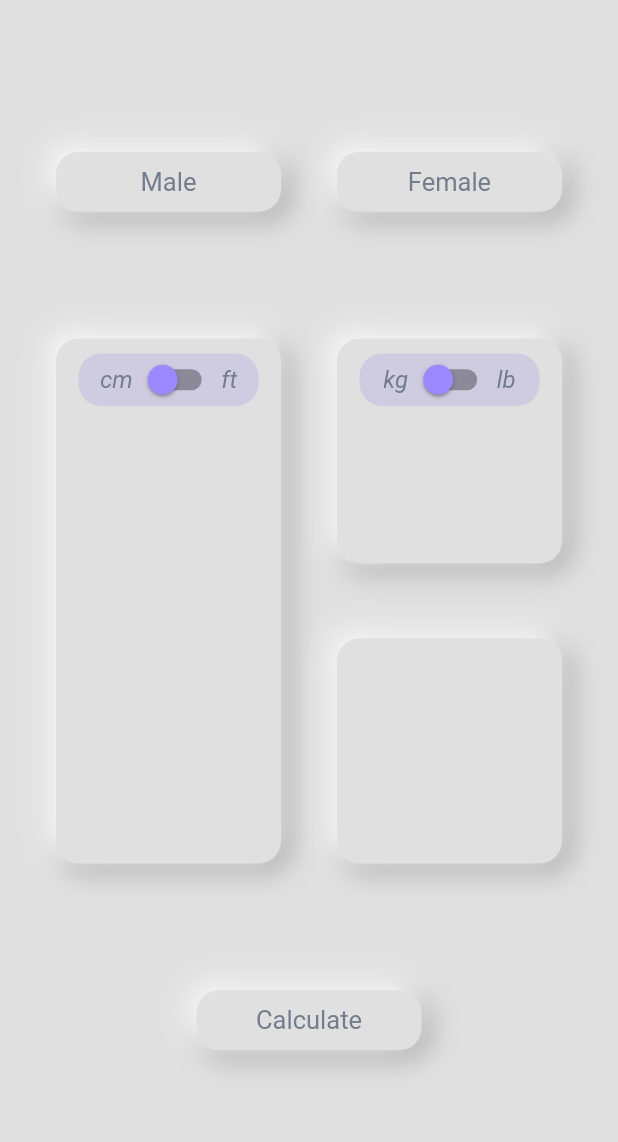
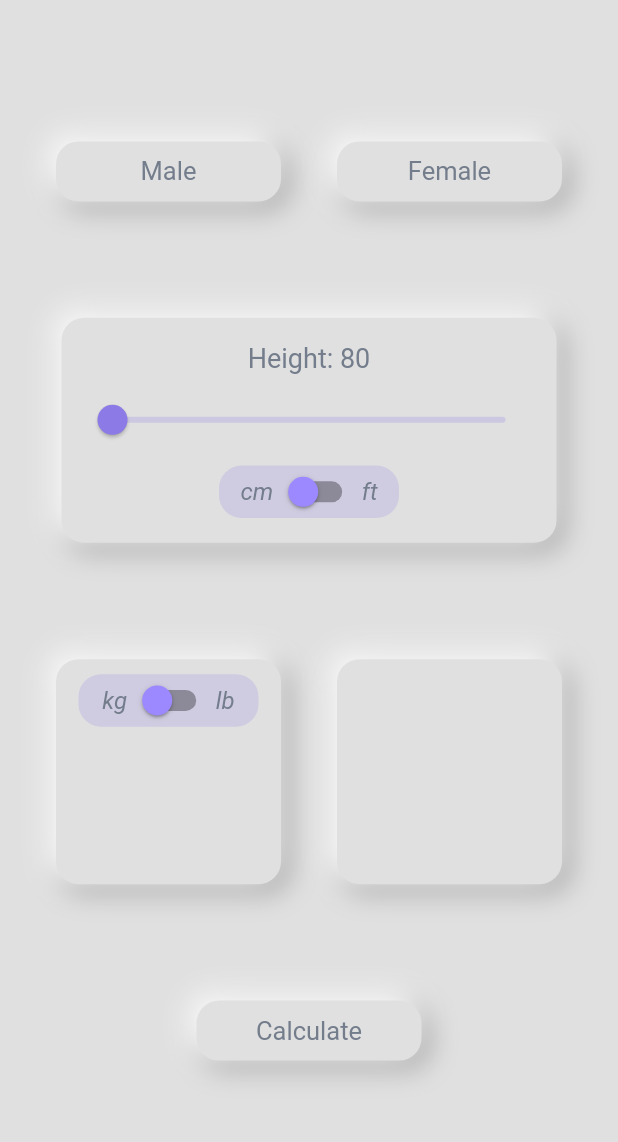
Before and after one commit to FatalError98/BMI-Calculator, a Flutter app: the screen it shows after launch, on a phone screen of 412 x 824 dp, the part 59-1201 px from its top. Run offline on Flutter 3.47's test engine with Material 2 defaults, Android fonts, the phone set to English and light mode, and no system bars; our stand-ins replace flutter_inset_box_shadow, numberpicker.

Commit message:
commit 03
adding global variables
adject the main UI
add number picker Packages
create slider for the height and make it changeable from cm to ft

```diff
--- /dev/null
+++ b/lib/global variables/globals.dart
@@ -0,0 +1,3 @@
+library bmi.globals;
+
+bool switchValues = false;
--- a/lib/main.dart
+++ b/lib/main.dart
@@ -1,5 +1,7 @@
 import 'package:flutter/material.dart';
+import 'package:numberpicker/numberpicker.dart';
 
+import './global variables/globals.dart' as globals;
 import './widgets/neumorphism-button.dart';
 import './widgets/unit-switch.dart';
 import './constants.dart';
@@ -36,6 +38,8 @@ class MyHomePage extends StatefulWidget {
 }
 
 class _MyHomePageState extends State<MyHomePage> {
+  double _currentValue = 80;
+
   @override
   Widget build(BuildContext context) {
     return Scaffold(
@@ -62,43 +66,48 @@ class _MyHomePageState extends State<MyHomePage> {
               NeumButton(bText: 'Female'),
             ],
           ),
+          Container(
+            padding: const EdgeInsets.all(10),
+            height: 150,
+            width: 330,
+            decoration: neumContanerEffect,
+            child: Column(
+                mainAxisAlignment: MainAxisAlignment.spaceEvenly,
+                children: [
+                  Text(
+                    !globals.switchValues
+                        ? 'Height: ${_currentValue.toInt()}'
+                        : 'Height: ${(_currentValue / 30.48).toStringAsFixed(1)}',
+                    style: const TextStyle(color: sFontColor, fontSize: 18.0),
+                  ),
+                  Slider(
+                    value: _currentValue,
+                    min: 80,
+                    max: 240,
+                    onChanged: (value) => setState(() {
+                      _currentValue = value;
+                    }),
+                  ),
+                  UnitSwitch(mainUnit: 'cm', secondaryUnit: 'ft'),
+                ]),
+          ),
           Row(
             mainAxisAlignment: MainAxisAlignment.spaceEvenly,
-            children: [
-              Container(
-                padding: const EdgeInsets.all(10),
-                height: 350,
-                width: 150,
-                decoration: neumContanerEffect,
-                child: Column(
-                  children: [
-                    UnitSwitch(mainUnit: 'cm', secondaryUnit: 'ft'),
-                  ],
-                ),
-              ),
-              Column(
-                mainAxisAlignment: MainAxisAlignment.spaceBetween,
             children: [
               Container(
                 padding: const EdgeInsets.all(10),
                 height: 150,
                 width: 150,
                 decoration: neumContanerEffect,
-                    child: Column(
-                      children: [
+                child: Column(children: [
                   UnitSwitch(mainUnit: 'kg', secondaryUnit: 'lb'),
-                      ],
-                    ),
-                  ),
-                  const SizedBox(
-                    height: 50,
+                ]),
               ),
               Container(
+                padding: const EdgeInsets.all(10),
                 height: 150,
                 width: 150,
                 decoration: neumContanerEffect,
-                  ),
-                ],
               ),
             ],
           ),
--- a/lib/widgets/unit-switch.dart
+++ b/lib/widgets/unit-switch.dart
@@ -1,5 +1,6 @@
 import 'package:flutter/material.dart';
 
+import '../global variables/globals.dart' as globals;
 import '../constants.dart';
 
 class UnitSwitch extends StatefulWidget {
@@ -16,7 +17,6 @@ class UnitSwitch extends StatefulWidget {
 }
 
 class _UnitSwitchState extends State<UnitSwitch> {
-  bool _value = false;
   @override
   Widget build(BuildContext context) {
     return Container(
@@ -40,11 +40,12 @@ class _UnitSwitchState extends State<UnitSwitch> {
           Switch(
             activeColor: pColor,
             inactiveThumbColor: sColor,
-            value: _value,
+            value: globals.switchValues,
             onChanged: (val) {
               setState(() {
-                _value = val;
+                globals.switchValues = val;
               });
+              print(globals.switchValues);
             },
           ),
           Text(
--- a/pubspec.yaml
+++ b/pubspec.yaml
@@ -35,6 +35,7 @@ dependencies:
   # Use with the CupertinoIcons class for iOS style icons.
   cupertino_icons: ^1.0.2
   flutter_inset_box_shadow: ^1.0.8
+  numberpicker: ^2.1.1
 
 dev_dependencies:
   flutter_test:
```
Also changed, not shown: lib/widgets/numpicker.dart (added, +88 -0 lines). Lines whose indentation alone changed are shown as unchanged.
